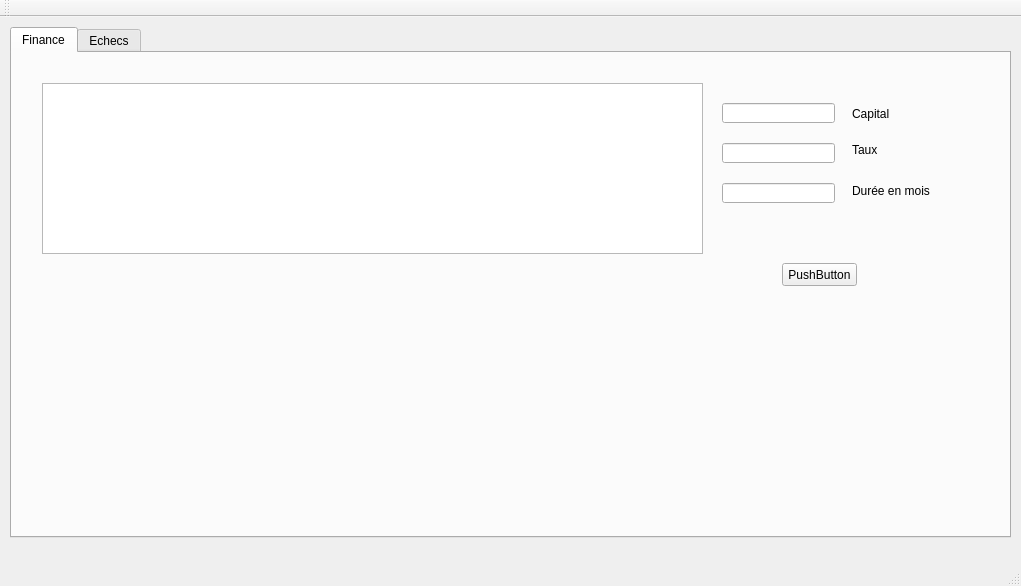
Old version of the form platform/mainwindow.ui in the repository KSelan/DBTaux.
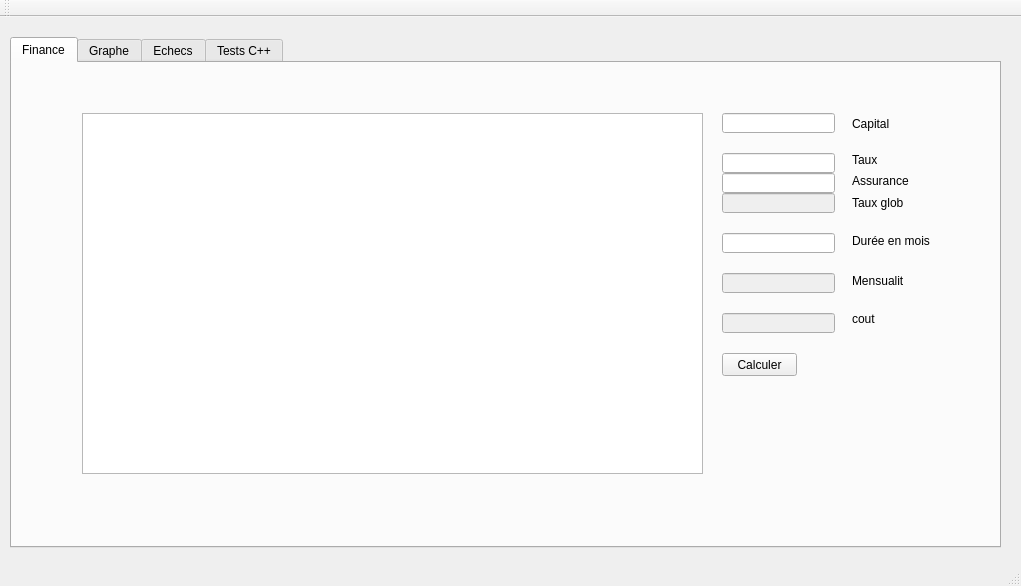
New version of the form. The open tabs and pages were chosen to show the change.

What changed in the file:
```diff
--- a/platform/mainwindow.ui
+++ b/platform/mainwindow.ui
@@ -31,8 +31,8 @@
     <property name="geometry">
      <rect>
       <x>10</x>
-      <y>10</y>
-      <width>1001</width>
+      <y>20</y>
+      <width>991</width>
       <height>511</height>
      </rect>
     </property>
@@ -46,10 +46,10 @@
      <widget class="QTextBrowser" name="textBrowser">
       <property name="geometry">
        <rect>
-        <x>30</x>
-        <y>30</y>
-        <width>661</width>
-        <height>171</height>
+        <x>70</x>
+        <y>50</y>
+        <width>621</width>
+        <height>361</height>
        </rect>
       </property>
      </widget>
@@ -57,7 +57,7 @@
       <property name="geometry">
        <rect>
         <x>840</x>
-        <y>130</y>
+        <y>170</y>
         <width>101</width>
         <height>16</height>
        </rect>
@@ -80,7 +80,7 @@
       <property name="geometry">
        <rect>
         <x>710</x>
-        <y>130</y>
+        <y>170</y>
         <width>113</width>
         <height>20</height>
        </rect>
@@ -125,14 +125,133 @@
      <widget class="QPushButton" name="pushButton">
       <property name="geometry">
        <rect>
-        <x>770</x>
-        <y>210</y>
+        <x>710</x>
+        <y>290</y>
         <width>75</width>
         <height>23</height>
        </rect>
       </property>
       <property name="text">
-       <string>PushButton</string>
+       <string>Calculer</string>
+      </property>
+     </widget>
+     <widget class="QLineEdit" name="assurance">
+      <property name="geometry">
+       <rect>
+        <x>710</x>
+        <y>110</y>
+        <width>113</width>
+        <height>20</height>
+       </rect>
+      </property>
+     </widget>
+     <widget class="QLineEdit" name="tauxGlobal">
+      <property name="enabled">
+       <bool>false</bool>
+      </property>
+      <property name="geometry">
+       <rect>
+        <x>710</x>
+        <y>130</y>
+        <width>113</width>
+        <height>20</height>
+       </rect>
+      </property>
+     </widget>
+     <widget class="QLineEdit" name="mensualite">
+      <property name="enabled">
+       <bool>false</bool>
+      </property>
+      <property name="geometry">
+       <rect>
+        <x>710</x>
+        <y>210</y>
+        <width>113</width>
+        <height>20</height>
+       </rect>
+      </property>
+     </widget>
+     <widget class="QLabel" name="label_6">
+      <property name="geometry">
+       <rect>
+        <x>840</x>
+        <y>110</y>
+        <width>61</width>
+        <height>16</height>
+       </rect>
+      </property>
+      <property name="text">
+       <string>Assurance</string>
+      </property>
+     </widget>
+     <widget class="QLabel" name="label_7">
+      <property name="geometry">
+       <rect>
+        <x>840</x>
+        <y>130</y>
+        <width>51</width>
+        <height>20</height>
+       </rect>
+      </property>
+      <property name="text">
+       <string>Taux global</string>
+      </property>
+     </widget>
+     <widget class="QLabel" name="label_8">
+      <property name="geometry">
+       <rect>
+        <x>840</x>
+        <y>210</y>
+        <width>51</width>
+        <height>16</height>
+       </rect>
+      </property>
+      <property name="text">
+       <string>Mensualité</string>
+      </property>
+     </widget>
+     <widget class="QLineEdit" name="cout">
+      <property name="enabled">
+       <bool>false</bool>
+      </property>
+      <property name="geometry">
+       <rect>
+        <x>710</x>
+        <y>250</y>
+        <width>113</width>
+        <height>20</height>
+       </rect>
+      </property>
+      <property name="text">
+       <string/>
+      </property>
+     </widget>
+     <widget class="QLabel" name="label_9">
+      <property name="geometry">
+       <rect>
+        <x>840</x>
+        <y>250</y>
+        <width>42</width>
+        <height>12</height>
+       </rect>
+      </property>
+      <property name="text">
+       <string>cout</string>
+      </property>
+     </widget>
+    </widget>
+    <widget class="QWidget" name="tab_3">
+     <attribute name="title">
+      <string>Graphe</string>
+     </attribute>
+     <widget class="QTextBrowser" name="textBrowser_3">
+      <property name="geometry">
+       <rect>
+        <x>20</x>
+        <y>50</y>
+        <width>581</width>
+        <height>192</height>
+       </rect>
       </property>
      </widget>
     </widget>
@@ -199,6 +318,70 @@
        <string>Fusionner</string>
       </property>
      </widget>
+     <widget class="QListWidget" name="listWidget">
+      <property name="geometry">
+       <rect>
+        <x>20</x>
+        <y>60</y>
+        <width>391</width>
+        <height>111</height>
+       </rect>
+      </property>
+      <property name="selectionMode">
+       <enum>QAbstractItemView::MultiSelection</enum>
+      </property>
+     </widget>
+     <widget class="QTextBrowser" name="textBrowser_2">
+      <property name="geometry">
+       <rect>
+        <x>30</x>
+        <y>290</y>
+        <width>891</width>
+        <height>192</height>
+       </rect>
+      </property>
+     </widget>
+    </widget>
+    <widget class="QWidget" name="tab_4">
+     <attribute name="title">
+      <string>Tests C++</string>
+     </attribute>
+     <widget class="QPushButton" name="pushButton_3">
+      <property name="geometry">
+       <rect>
+        <x>440</x>
+        <y>30</y>
+        <width>141</width>
+        <height>41</height>
+       </rect>
+      </property>
+      <property name="text">
+       <string>Executer</string>
+      </property>
+     </widget>
+     <widget class="QTextBrowser" name="textBrowser_4">
+      <property name="geometry">
+       <rect>
+        <x>20</x>
+        <y>90</y>
+        <width>941</width>
+        <height>371</height>
+       </rect>
+      </property>
+      <property name="toolTipDuration">
+       <number>-4</number>
+      </property>
+     </widget>
+     <widget class="QComboBox" name="comboBox">
+      <property name="geometry">
+       <rect>
+        <x>20</x>
+        <y>30</y>
+        <width>391</width>
+        <height>41</height>
+       </rect>
+      </property>
+     </widget>
     </widget>
    </widget>
   </widget>
```
Left out of the diff: 20 changed lines with no effect on the pictures.
